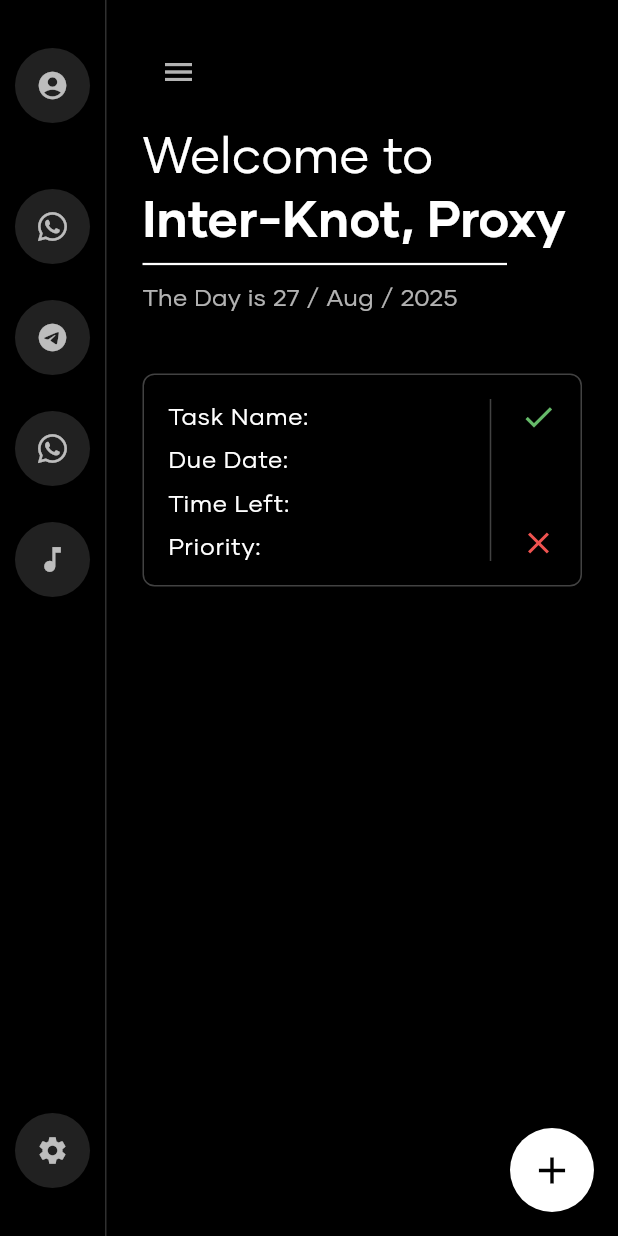
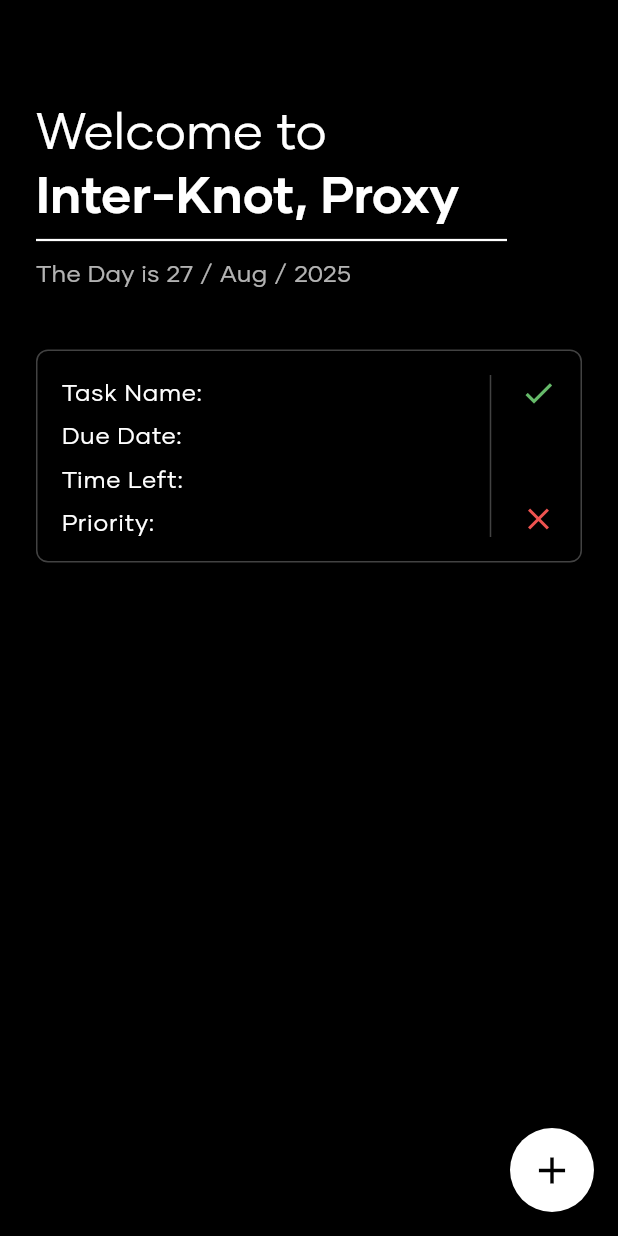
Before and after one commit to LoggingNewMemory/InterKnot, a Flutter app: the screen it shows after launch, on a phone screen of 412 x 824 dp. Run offline on Flutter 3.47's test engine with Material 3 defaults, Android fonts, the phone set to English and light mode, and no system bars; our stand-ins replace font_awesome_flutter, shared_preferences.

Commit message:
slide to show or hide

```diff
--- a/interknot/lib/main.dart
+++ b/interknot/lib/main.dart
@@ -3,6 +3,7 @@ import 'package:flutter/services.dart';
 import 'package:font_awesome_flutter/font_awesome_flutter.dart';
 import 'package:intl/intl.dart';
 import 'package:shared_preferences/shared_preferences.dart';
+import 'dart:math' as math;
 import 'settings.dart';
 
 Future<void> main() async {
@@ -55,24 +56,29 @@ class HomePage extends StatefulWidget {
   State<HomePage> createState() => _HomePageState();
 }
 
-class _HomePageState extends State<HomePage> {
-  String _username = 'Proxy'; // Default username
-  bool _isSidebarVisible = true; // NEW: State to control sidebar visibility
+// Add 'SingleTickerProviderStateMixin' for the AnimationController
+class _HomePageState extends State<HomePage>
+    with SingleTickerProviderStateMixin {
+  String _username = 'Proxy';
+  late AnimationController _animationController;
+  final double _sidebarWidth = 71.0; // Width of sidebar + divider
 
   @override
   void initState() {
     super.initState();
     _loadUsername();
+    _animationController = AnimationController(
+      vsync: this,
+      duration: const Duration(milliseconds: 250),
+    );
   }
 
-  // NEW: Method to toggle the sidebar's visibility
-  void _toggleSidebar() {
-    setState(() {
-      _isSidebarVisible = !_isSidebarVisible;
-    });
+  @override
+  void dispose() {
+    _animationController.dispose();
+    super.dispose();
   }
 
-  // Method to load the username from shared preferences
   Future<void> _loadUsername() async {
     final prefs = await SharedPreferences.getInstance();
     if (mounted) {
@@ -82,7 +88,6 @@ class _HomePageState extends State<HomePage> {
     }
   }
 
-  // Method to navigate to the settings page and wait for a result
   void _navigateToSettings() async {
     await Navigator.push(
       context,
@@ -91,24 +96,66 @@ class _HomePageState extends State<HomePage> {
     _loadUsername();
   }
 
+  // A function to toggle the sidebar open or closed
+  void _toggleSidebar() {
+    if (_animationController.isCompleted) {
+      _animationController.reverse();
+    } else {
+      _animationController.forward();
+    }
+  }
+
   @override
   Widget build(BuildContext context) {
     return Scaffold(
-      body: Row(
+      body: GestureDetector(
+        // Detect horizontal drags to control the animation
+        onHorizontalDragUpdate: (details) {
+          // Update the animation value based on the drag distance
+          _animationController.value +=
+              (details.primaryDelta ?? 0) / _sidebarWidth;
+        },
+        onHorizontalDragEnd: (details) {
+          // When drag ends, decide whether to open or close based on position
+          if (_animationController.value < 0.5) {
+            _animationController.reverse();
+          } else {
+            _animationController.forward();
+          }
+        },
+        // Use a Stack to layer the sidebar behind the main content
+        child: Stack(
           children: [
-          // UPDATED: Conditionally build the sidebar and divider
-          if (_isSidebarVisible)
+            // The sidebar is the first item in the stack (the bottom layer)
+            Row(
+              children: [
                 _SideNavBar(onSettingsTap: _navigateToSettings),
-          if (_isSidebarVisible)
                 VerticalDivider(width: 1, color: Colors.grey[850]),
-          Expanded(
-            // UPDATED: Pass the username AND the toggle callback
-            child: _MainContent(
-              username: _username,
-              onToggleSidebar: _toggleSidebar, // Pass the callback
+              ],
+            ),
+            // The main content is the top layer, animated to slide
+            AnimatedBuilder(
+              animation: _animationController,
+              builder: (context, child) {
+                // Use a Transform to move the child widget
+                return Transform(
+                  // We use a 3D transform for a slight perspective effect
+                  transform: Matrix4.identity()
+                    ..setEntry(3, 2, 0.001) // Perspective
+                    ..translate(_animationController.value * _sidebarWidth)
+                    ..rotateY(_animationController.value * -math.pi / 12),
+                  alignment: Alignment.centerLeft,
+                  child: child,
+                );
+              },
+              child: Material(
+                elevation: 8.0,
+                color: Colors.black, // Match the background
+                child: _MainContent(username: _username),
               ),
             ),
           ],
+        ),
       ),
       floatingActionButton: FloatingActionButton(
         onPressed: () {
@@ -162,15 +209,11 @@ class _SideNavBar extends StatelessWidget {
   }
 }
 
-// UPDATED: _MainContent now includes a toggle button
+// _MainContent is simplified as it no longer needs the toggle button
 class _MainContent extends StatelessWidget {
   final String username;
-  final VoidCallback onToggleSidebar; // NEW: Accept the callback
 
-  const _MainContent({
-    required this.username,
-    required this.onToggleSidebar, // NEW: Add to constructor
-  });
+  const _MainContent({required this.username});
 
   @override
   Widget build(BuildContext context) {
@@ -178,23 +221,19 @@ class _MainContent extends StatelessWidget {
         DateFormat('dd / MMM / yyyy').format(DateTime.now());
     final textTheme = Theme.of(context).textTheme;
 
-    return Padding(
+    return Scaffold(
+      // Wrap in a Scaffold to get a clean, black background
+      backgroundColor: Colors.black,
+      body: Padding(
         padding: const EdgeInsets.all(24.0),
         child: Column(
           crossAxisAlignment: CrossAxisAlignment.start,
           children: [
-          // NEW: Added the toggle button
-          IconButton(
-            icon: const Icon(Icons.menu),
-            onPressed: onToggleSidebar, // Call the callback when pressed
-            color: Colors.white70,
-            tooltip: 'Toggle Sidebar',
-          ),
-          const SizedBox(height: 8), // Space after the button
+            const SizedBox(height: 40), // Add padding at the top
             Text(
               'Welcome to',
-            style:
-                textTheme.headlineLarge?.copyWith(fontWeight: FontWeight.w400),
+              style: textTheme.headlineLarge
+                  ?.copyWith(fontWeight: FontWeight.w400),
             ),
             Text(
               'Inter-Knot, $username',
@@ -209,6 +248,7 @@ class _MainContent extends StatelessWidget {
             const SizedBox(height: 40),
             _TaskCard(),
           ],
+        ),
       ),
     );
   }
```
Lines whose indentation alone changed are shown as unchanged.
